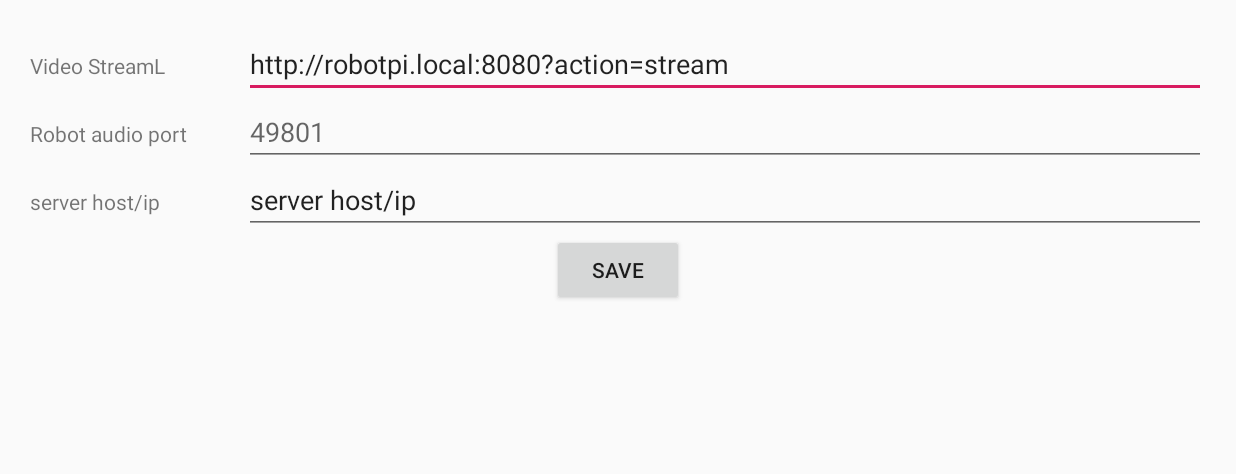
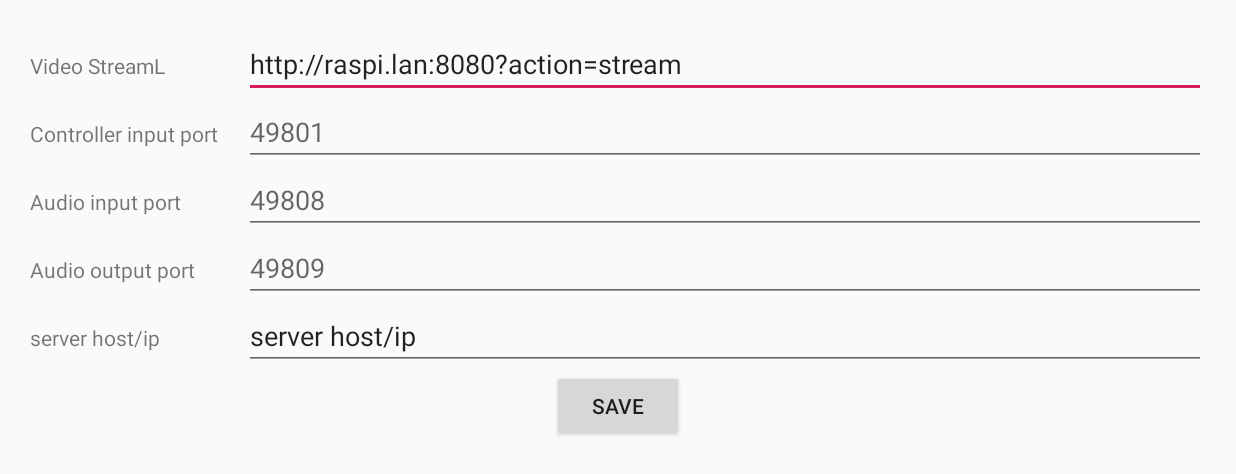
Before and after one commit to yarg0007/RobotPiController, an Android app: the screen it shows after launch (ConfigActivity), after a tap on "CONFIG", on a phone screen of 824 x 412 dp (held sideways). Shown: the top 474 px of the screen. Run offline under Robolectric (Android 15) with nearby library versions, the phone set to English and light mode, and no system bars.

Commit message:
Adding additional config inputs for port settings. hostname resolution is working.

```diff
--- a/app/build.gradle
+++ b/app/build.gradle
@@ -1,11 +1,11 @@
 apply plugin: 'com.android.application'
 
 android {
-    compileSdkVersion 29
+    compileSdkVersion 31
     defaultConfig {
         applicationId "com.yarg0007.robotpicontroller"
         minSdkVersion 21
-        targetSdkVersion 29
+        targetSdkVersion 31
         versionCode 1
         versionName "1.0"
         testInstrumentationRunner "androidx.test.runner.AndroidJUnitRunner"
--- a/app/src/main/AndroidManifest.xml
+++ b/app/src/main/AndroidManifest.xml
@@ -24,10 +24,10 @@
         <activity
             android:name=".MainActivity"
             android:configChanges="orientation|screenSize"
-            android:screenOrientation="landscape">
+            android:screenOrientation="landscape"
+            android:exported="true">
             <intent-filter>
                 <action android:name="android.intent.action.MAIN" />
-
                 <category android:name="android.intent.category.LAUNCHER" />
             </intent-filter>
         </activity>
--- a/app/src/main/java/com/yarg0007/robotpicontroller/ConfigActivity.java
+++ b/app/src/main/java/com/yarg0007/robotpicontroller/ConfigActivity.java
@@ -1,9 +1,13 @@
 package com.yarg0007.robotpicontroller;
 
 import android.app.Activity;
+import android.content.Context;
 import android.content.SharedPreferences;
+import android.net.nsd.NsdManager;
+import android.net.nsd.NsdServiceInfo;
 import android.os.Bundle;
 import android.os.PersistableBundle;
+import android.util.Log;
 import android.view.View;
 import android.widget.Button;
 import android.widget.EditText;
@@ -15,7 +19,9 @@ import com.yarg0007.robotpicontroller.settings.SettingKeys;
 public class ConfigActivity extends Activity {
 
     EditText videoUrl;
-    EditText robotAudioPort;
+    EditText robotControllerPort;
+    EditText robotAudioInputPort;
+    EditText robotAudioOutputPort;
     EditText host;
     Button saveButton;
 
@@ -25,18 +31,24 @@ public class ConfigActivity extends Activity {
         setContentView(R.layout.activity_config);
 
         videoUrl = findViewById(R.id.video_stream_input);
-        robotAudioPort = findViewById(R.id.robot_server_port_input);
+        robotControllerPort = findViewById(R.id.server_port_controller_text);
+        robotAudioInputPort = findViewById(R.id.server_port_audio_input_text);
+        robotAudioOutputPort = findViewById(R.id.server_port_audio_output_text);
         host = findViewById(R.id.host_field);
         saveButton = findViewById(R.id.save_button);
 
         final SharedPreferences sharedPreferences = getSharedPreferences("appsettings", MODE_PRIVATE);
         String savedRtspUrlValue = sharedPreferences.getString(SettingKeys.videoUrl, getResources().getString(R.string.video_stream_input));
-        String savedRobotPortValue = sharedPreferences.getString(SettingKeys.robotAudioPort, "");
-        String savedSshHostValue = sharedPreferences.getString(SettingKeys.host, getResources().getString(R.string.host_name_label));
+        String savedRobotControllerPortValue = sharedPreferences.getString(SettingKeys.controllerInputPort, "");
+        String savedRobotAudioInputPortValue = sharedPreferences.getString(SettingKeys.savedAudioInputPort, "");
+        String savedRobotAudioOutputPortValue = sharedPreferences.getString(SettingKeys.savedAudioOutputPort, "");
+        String savedHostValue = sharedPreferences.getString(SettingKeys.host, getResources().getString(R.string.host_name_label));
 
         videoUrl.setText(savedRtspUrlValue);
-        robotAudioPort.setText(savedRobotPortValue);
-        host.setText(savedSshHostValue);
+        robotControllerPort.setText(savedRobotControllerPortValue);
+        robotAudioInputPort.setText(savedRobotAudioInputPortValue);
+        robotAudioOutputPort.setText(savedRobotAudioOutputPortValue);
+        host.setText(savedHostValue);
 
         saveButton.setOnClickListener(new View.OnClickListener() {
             @Override
@@ -44,11 +56,15 @@ public class ConfigActivity extends Activity {
                 SharedPreferences.Editor sharedPreferencesEditor = sharedPreferences.edit();
 
                 String rtspValue = videoUrl.getText().toString();
-                String robotPortValue = robotAudioPort.getText().toString();
+                String robotControllerPortValue = robotControllerPort.getText().toString();
+                String robotPortInputValue = robotAudioInputPort.getText().toString();
+                String robotPortOutputValue = robotAudioOutputPort.getText().toString();
                 String sshHostValue = host.getText().toString();
 
                 sharedPreferencesEditor.putString(SettingKeys.videoUrl, rtspValue);
-                sharedPreferencesEditor.putString(SettingKeys.robotAudioPort, robotPortValue);
+                sharedPreferencesEditor.putString(SettingKeys.controllerInputPort, robotControllerPortValue);
+                sharedPreferencesEditor.putString(SettingKeys.savedAudioInputPort, robotPortInputValue);
+                sharedPreferencesEditor.putString(SettingKeys.savedAudioOutputPort, robotPortOutputValue);
                 sharedPreferencesEditor.putString(SettingKeys.host, sshHostValue);;
                 sharedPreferencesEditor.commit();
 
--- a/app/src/main/java/com/yarg0007/robotpicontroller/MainActivity.java
+++ b/app/src/main/java/com/yarg0007/robotpicontroller/MainActivity.java
@@ -3,10 +3,17 @@ package com.yarg0007.robotpicontroller;
 import androidx.appcompat.app.AlertDialog;
 import androidx.appcompat.app.AppCompatActivity;
 
+import android.content.Context;
 import android.content.DialogInterface;
 import android.content.Intent;
 import android.content.SharedPreferences;
+import android.net.ConnectivityManager;
+import android.net.NetworkInfo;
+import android.net.wifi.WifiInfo;
+import android.net.wifi.WifiManager;
 import android.os.Bundle;
+import android.text.format.Formatter;
+import android.util.Log;
 import android.view.View;
 import android.webkit.WebView;
 import android.widget.Button;
@@ -22,6 +29,7 @@ import com.yarg0007.robotpicontroller.settings.SettingKeys;
 import com.yarg0007.robotpicontroller.widgets.Joypad;
 
 import java.io.IOException;
+import java.net.InetAddress;
 import java.net.UnknownHostException;
 
 public class MainActivity extends AppCompatActivity implements ControllerInputData {
@@ -46,7 +54,9 @@ public class MainActivity extends AppCompatActivity implements ControllerInputDa
     AudioStreamClient audioStreamClient;
 
     String savedVideoUrlValue;
-    String savedRobotAudioport;
+    String savedControllerInputPort;
+    String savedAudioInputPort;
+    String savedAudioOutputPort;
     String savedHostValue;
     boolean connected = false;
 
@@ -103,8 +113,14 @@ public class MainActivity extends AppCompatActivity implements ControllerInputDa
                     if (savedVideoUrlValue == null || savedVideoUrlValue.isEmpty()) {
                         alert.setMessage(getResources().getString(R.string.connect_alert_message_rtsp));
                         alert.show();
-                    } else if (savedRobotAudioport == null || savedRobotAudioport.isEmpty()) {
-                        alert.setMessage(getResources().getString(R.string.connect_alert_message_robot_port));
+                    } else if (savedControllerInputPort == null || savedControllerInputPort.isEmpty()) {
+                        alert.setMessage(getResources().getString(R.string.connect_alert_message_robot_controller_port));
+                        alert.show();
+                    } else if (savedAudioInputPort == null || savedAudioInputPort.isEmpty()) {
+                        alert.setMessage(getResources().getString(R.string.connect_alert_message_robot_audio_input_port));
+                        alert.show();
+                    } else if (savedAudioOutputPort == null || savedAudioOutputPort.isEmpty()) {
+                        alert.setMessage(getResources().getString(R.string.connect_alert_message_robot_audio_output_port));
                         alert.show();
                     } else if (savedHostValue == null || savedHostValue.isEmpty()) {
                         alert.setMessage(getResources().getString(R.string.connect_alert_host));
@@ -112,6 +128,8 @@ public class MainActivity extends AppCompatActivity implements ControllerInputDa
                     } else {
                         createOrRestoreConnections();
                     }
+
+                    connected = true;
 
                 } else { // Disconnect
 
@@ -137,11 +155,6 @@ public class MainActivity extends AppCompatActivity implements ControllerInputDa
                            }
                         }
                     };
-
-                    AlertDialog.Builder builder = new AlertDialog.Builder(MainActivity.this);
-                    builder.setMessage("Would you like to shutdown the robot?").setPositiveButton("Yes", dialogClickListener)
-                            .setNegativeButton("No", dialogClickListener).show();
-
                 }
             }
         });
@@ -194,7 +207,7 @@ public class MainActivity extends AppCompatActivity implements ControllerInputDa
 
         // Start audio connection
         if (audioStreamClient == null) {
-            audioStreamClient = new AudioStreamClient(savedHostValue, Integer.parseInt(savedRobotAudioport));
+            audioStreamClient = new AudioStreamClient(savedHostValue, Integer.parseInt(savedAudioInputPort), Integer.parseInt(savedAudioOutputPort), getApplicationContext());
             if (!audioStreamClient.startConnection()) {
                 alert.setMessage(getResources().getString(R.string.connect_alert_message_unknown_host));
                 alert.show();
@@ -203,7 +216,7 @@ public class MainActivity extends AppCompatActivity implements ControllerInputDa
         }
         // Start controller connection
         if (controllerInputThread == null) {
-            controllerInputThread = new ControllerInputThread(MainActivity.this, savedHostValue, Integer.parseInt(savedRobotAudioport));
+            controllerInputThread = new ControllerInputThread(MainActivity.this, savedHostValue, Integer.parseInt(savedControllerInputPort));
             controllerInputThread.setAudioControls(audioStreamClient);
             controllerInputThread.startControllerInputThread();
         }
@@ -239,7 +252,9 @@ public class MainActivity extends AppCompatActivity implements ControllerInputDa
 
         final SharedPreferences sharedPreferences = getSharedPreferences("appsettings", MODE_PRIVATE);
         savedVideoUrlValue = sharedPreferences.getString(SettingKeys.videoUrl, null);
-        savedRobotAudioport = sharedPreferences.getString(SettingKeys.robotAudioPort, null);
+        savedControllerInputPort = sharedPreferences.getString(SettingKeys.controllerInputPort, null);
+        savedAudioInputPort = sharedPreferences.getString(SettingKeys.savedAudioInputPort, null);
+        savedAudioOutputPort = sharedPreferences.getString(SettingKeys.savedAudioOutputPort, null);
         savedHostValue = sharedPreferences.getString(SettingKeys.host, null);
     }
 
--- a/app/src/main/java/com/yarg0007/robotpicontroller/input/ControllerInputThread.java
+++ b/app/src/main/java/com/yarg0007/robotpicontroller/input/ControllerInputThread.java
@@ -152,7 +152,7 @@ public class ControllerInputThread extends Thread {
                 talkingInput = true;
             }
 
-            String dataMsg = String.format("%d,%d,%d,%d,%d,%d:?", (int)(100*driveInput), (int)(100*turnInput), (int)(100*headLiftInput), (int)(100*headTurnInput), (talkingInput ? 1 : 0), (openMouthInput ? 1 : 0));
+            String dataMsg = String.format("%d,%d,%d,%d,%d,%d:", (int)(100*driveInput), (int)(100*turnInput), (int)(100*headLiftInput), (int)(100*headTurnInput), (talkingInput ? 1 : 0), (openMouthInput ? 1 : 0));
 
             controllerDataClient.sendData(dataMsg);
 
--- a/app/src/main/java/com/yarg0007/robotpicontroller/settings/SettingKeys.java
+++ b/app/src/main/java/com/yarg0007/robotpicontroller/settings/SettingKeys.java
@@ -2,6 +2,8 @@ package com.yarg0007.robotpicontroller.settings;
 
 public class SettingKeys {
     public static final String videoUrl = "videoUrl";
-    public static final String robotAudioPort = "robotAudioPort";
+    public static final String controllerInputPort = "controllerInputPort";
+    public static final String savedAudioInputPort = "savedAudioInputPort";
+    public static final String savedAudioOutputPort = "savedAudioOutputPort";
     public static final String host = "host";
 }
--- a/app/src/main/res/layout/activity_config.xml
+++ b/app/src/main/res/layout/activity_config.xml
@@ -34,21 +34,67 @@
         android:layout_height="wrap_content"
         android:orientation="horizontal">
         <TextView
-            android:id="@+id/robot_server_port_label"
+            android:id="@+id/server_port_controller_label"
             android:layout_width="100dp"
             android:layout_height="wrap_content"
             android:layout_weight="0.1"
-            android:text="@string/server_port_label" />
+            android:text="@string/server_port_controller_label" />
 
         <EditText
-            android:id="@+id/robot_server_port_input"
+            android:id="@+id/server_port_controller_text"
             android:layout_width="wrap_content"
             android:layout_height="wrap_content"
             android:layout_weight="1"
             android:ems="10"
             android:inputType="number"
             android:maxLines="1"
-            android:hint="@string/server_port_hint"
+            android:hint="@string/server_port_controller_hint"
+            android:imeOptions="actionDone"/>
+    </LinearLayout>
+
+    <LinearLayout
+        android:layout_width="match_parent"
+        android:layout_height="wrap_content"
+        android:orientation="horizontal">
+        <TextView
+            android:id="@+id/server_port_audio_input_label"
+            android:layout_width="100dp"
+            android:layout_height="wrap_content"
+            android:layout_weight="0.1"
+            android:text="@string/server_port_audio_input_label" />
+
+        <EditText
+            android:id="@+id/server_port_audio_input_text"
+            android:layout_width="wrap_content"
+            android:layout_height="wrap_content"
+            android:layout_weight="1"
+            android:ems="10"
+            android:inputType="number"
+            android:maxLines="1"
+            android:hint="@string/server_port_audio_input_hint"
+            android:imeOptions="actionDone"/>
+    </LinearLayout>
+
+    <LinearLayout
+        android:layout_width="match_parent"
+        android:layout_height="wrap_content"
+        android:orientation="horizontal">
+        <TextView
+            android:id="@+id/server_port_audio_output_label"
+            android:layout_width="100dp"
+            android:layout_height="wrap_content"
+            android:layout_weight="0.1"
+            android:text="@string/server_port_audio_output_label" />
+
+        <EditText
+            android:id="@+id/server_port_audio_output_text"
+            android:layout_width="wrap_content"
+            android:layout_height="wrap_content"
+            android:layout_weight="1"
+            android:ems="10"
+            android:inputType="number"
+            android:maxLines="1"
+            android:hint="@string/server_port_audio_output_hint"
             android:imeOptions="actionDone"/>
     </LinearLayout>
 
--- a/app/src/main/res/values/strings.xml
+++ b/app/src/main/res/values/strings.xml
@@ -11,20 +11,26 @@
     <string name="toggle_connect_off">Connect</string>
 
     <string name="video_stream_url_label">Video StreamL</string>
-    <string name="video_stream_input">http://robotpi.local:8080?action=stream</string>
+    <string name="video_stream_input">http://raspi.lan:8080?action=stream</string>
 
     <string name="host_name_label">server host/ip</string>
-    <string name="host_name_hint">robotpi.local</string>
+    <string name="host_name_hint">raspi.lan</string>
 
-    <string name="server_port_label">Robot audio port</string>
-    <string name="server_port_hint">49801</string>
+    <string name="server_port_controller_label">Controller input port</string>
+    <string name="server_port_controller_hint">49801</string>
+    <string name="server_port_audio_input_label">Audio input port</string>
+    <string name="server_port_audio_input_hint">49808</string>
+    <string name="server_port_audio_output_label">Audio output port</string>
+    <string name="server_port_audio_output_hint">49809</string>
 
     <string name="save_button">Save</string>
 
     <string name="connect_alert_title">Error</string>
     <string name="connect_alert_message_rtsp">RTSP URL was not set. Please specify a RTSP URL in the config settings.</string>
     <string name="connect_alert_message_robot_host">Robot host was not set. Please specify a host for your robot.</string>
-    <string name="connect_alert_message_robot_port">Robot port was not set. Please specify a port for your robot.</string>
+    <string name="connect_alert_message_robot_controller_port">Robot controller port was not set. Please specify a controller port for your robot.</string>
+    <string name="connect_alert_message_robot_audio_input_port">Robot audio input port was not set. Please specify an audio input port for your robot.</string>
+    <string name="connect_alert_message_robot_audio_output_port">Robot audio output port was not set. Please specify an audio output port for your robot.</string>
     <string name="connect_alert_host">Host was not set. Please specify a host in the config settings.</string>
     <string name="connect_alert_button">Done</string>
     <string name="connect_alert_message_unknown_host">Host specified is unknown.</string>
```
Also changed, not shown: app/src/main/java/com/yarg0007/robotpicontroller/audio/AndroidOutputAudioStreamThread.java (+27 -13 lines), app/src/main/java/com/yarg0007/robotpicontroller/audio/AudioStreamClient.java (+5 -3 lines), app/src/main/java/com/yarg0007/robotpicontroller/nsd/RobotHostDiscovery.java (deleted, +0 -39 lines), 5 other files.
